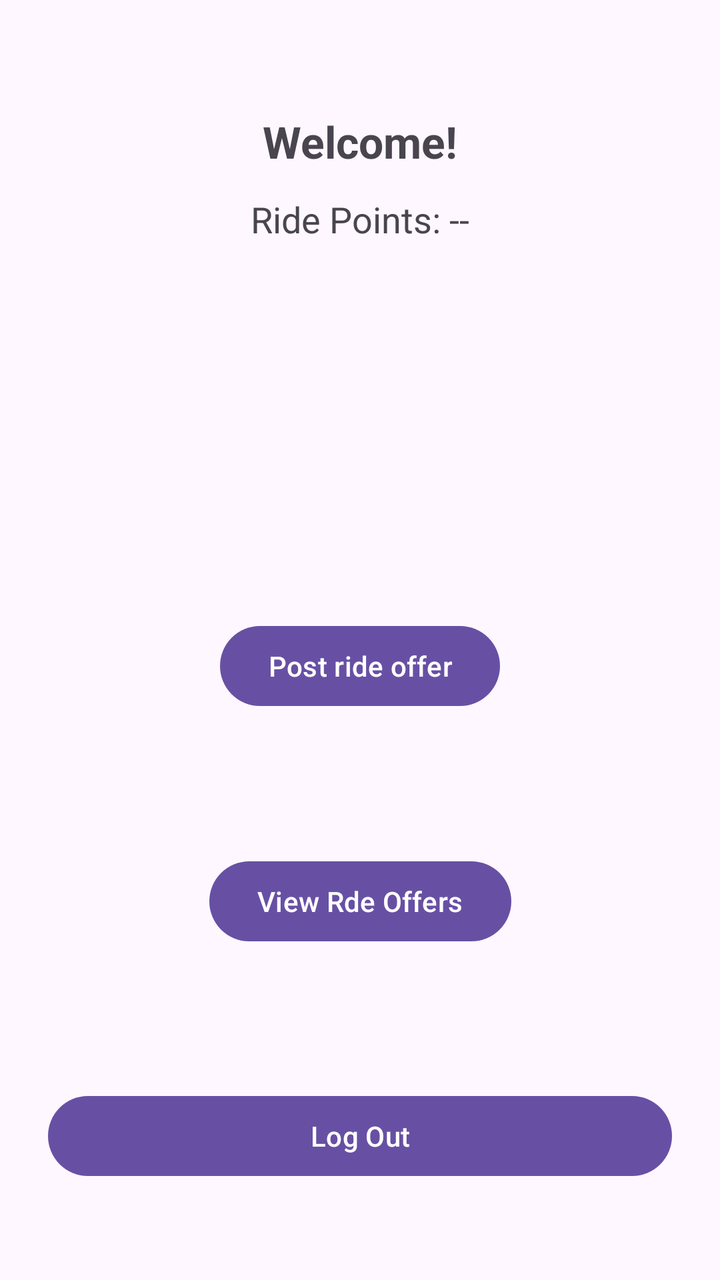
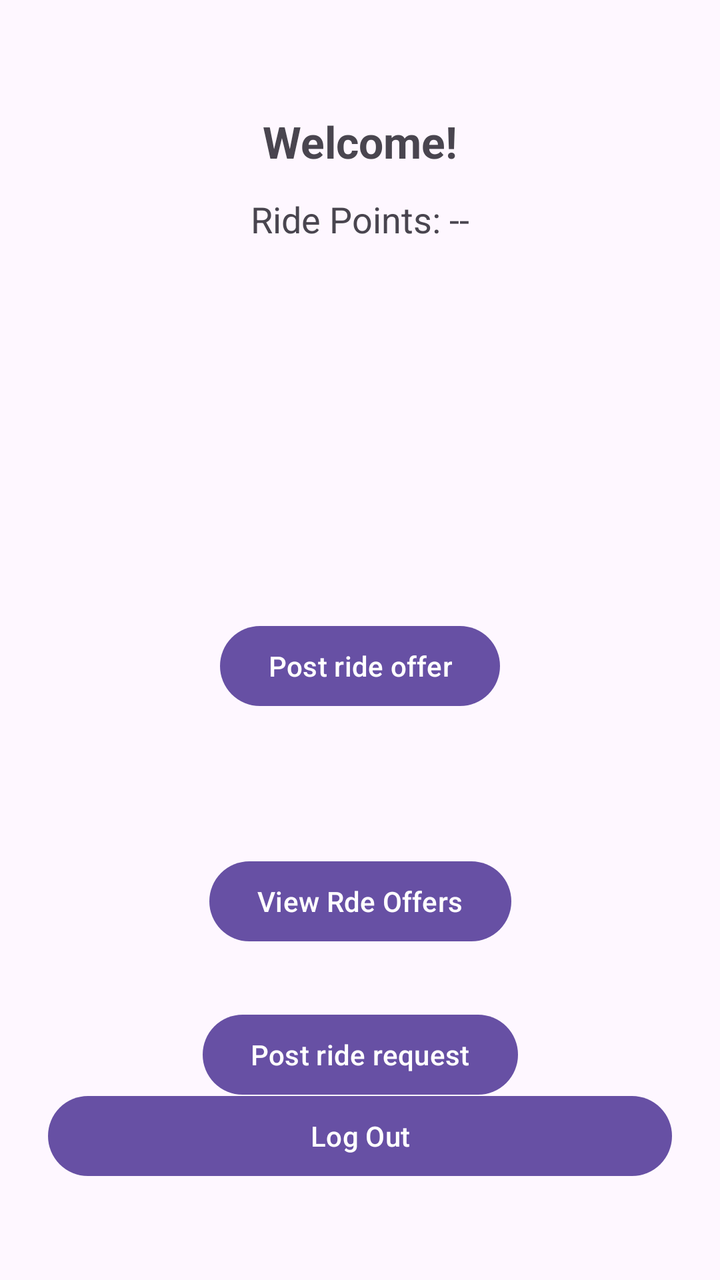

Before-and-after screenshots of an Android layout around one commit, followed by the original layout XML and the change that was made.
<!-- AndroidManifest.xml: application theme Theme.RideShareUltimate -->
<!-- res/layout/activity_main.xml -->
<?xml version="1.0" encoding="utf-8"?>
<androidx.constraintlayout.widget.ConstraintLayout xmlns:android="http://schemas.android.com/apk/res/android"
    xmlns:app="http://schemas.android.com/apk/res-auto"
    xmlns:tools="http://schemas.android.com/tools"
    android:id="@+id/main"
    android:layout_width="match_parent"
    android:layout_height="match_parent"
    android:padding="24dp">

    <TextView
        android:id="@+id/tvWelcomeUser"
        android:layout_width="wrap_content"
        android:layout_height="wrap_content"
        android:text="Welcome!"
        android:textSize="22sp"
        android:textStyle="bold"
        app:layout_constraintTop_toTopOf="parent"
        app:layout_constraintStart_toStartOf="parent"
        app:layout_constraintEnd_toEndOf="parent"
        android:layout_marginTop="32dp" />

    <TextView
        android:id="@+id/tvRidePoints"
        android:layout_width="wrap_content"
        android:layout_height="wrap_content"
        android:layout_marginTop="12dp"
        android:text="Ride Points: --"
        android:textSize="18sp"
        app:layout_constraintTop_toBottomOf="@id/tvWelcomeUser"
        app:layout_constraintStart_toStartOf="parent"
        app:layout_constraintEnd_toEndOf="parent" />

    <Button
        android:id="@+id/button2"
        android:layout_width="wrap_content"
        android:layout_height="wrap_content"
        android:text="Post ride offer"
        app:layout_constraintBottom_toTopOf="@+id/btnLogOut"
        app:layout_constraintEnd_toEndOf="parent"
        app:layout_constraintStart_toStartOf="parent"
        app:layout_constraintTop_toBottomOf="@+id/tvRidePoints" />

    <Button
        android:id="@+id/btnLogOut"
        android:layout_width="0dp"
        android:layout_height="wrap_content"
        android:layout_marginBottom="24dp"
        android:text="Log Out"
        app:layout_constraintBottom_toBottomOf="parent"
        app:layout_constraintStart_toStartOf="parent"
        app:layout_constraintEnd_toEndOf="parent" />

    <Button
        android:id="@+id/button3"
        android:layout_width="wrap_content"
        android:layout_height="wrap_content"
        android:text="View Rde Offers"
        app:layout_constraintBottom_toTopOf="@+id/btnLogOut"
        app:layout_constraintEnd_toEndOf="parent"
        app:layout_constraintStart_toStartOf="parent"
        app:layout_constraintTop_toBottomOf="@+id/button2" />

</androidx.constraintlayout.widget.ConstraintLayout>
<!-- resources referenced by this layout -->
<resources>
  <style name="Theme.RideShareUltimate" parent="Base.Theme.RideShareUltimate" />
  <style name="Base.Theme.RideShareUltimate" parent="Theme.Material3.DayNight.NoActionBar">
          
          
      </style>
</resources>

<!-- the commit's change to res/layout/activity_main.xml (unified diff, before → after) -->
@@ -60,4 +60,15 @@
         app:layout_constraintStart_toStartOf="parent"
         app:layout_constraintTop_toBottomOf="@+id/button2" />
 
+    <Button
+        android:id="@+id/button4"
+        android:layout_width="wrap_content"
+        android:layout_height="wrap_content"
+        android:layout_marginTop="36dp"
+        android:text="Post ride request"
+        app:layout_constraintBottom_toTopOf="@+id/btnLogOut"
+        app:layout_constraintEnd_toEndOf="parent"
+        app:layout_constraintStart_toStartOf="parent"
+        app:layout_constraintTop_toBottomOf="@+id/button3" />
+
 </androidx.constraintlayout.widget.ConstraintLayout>
